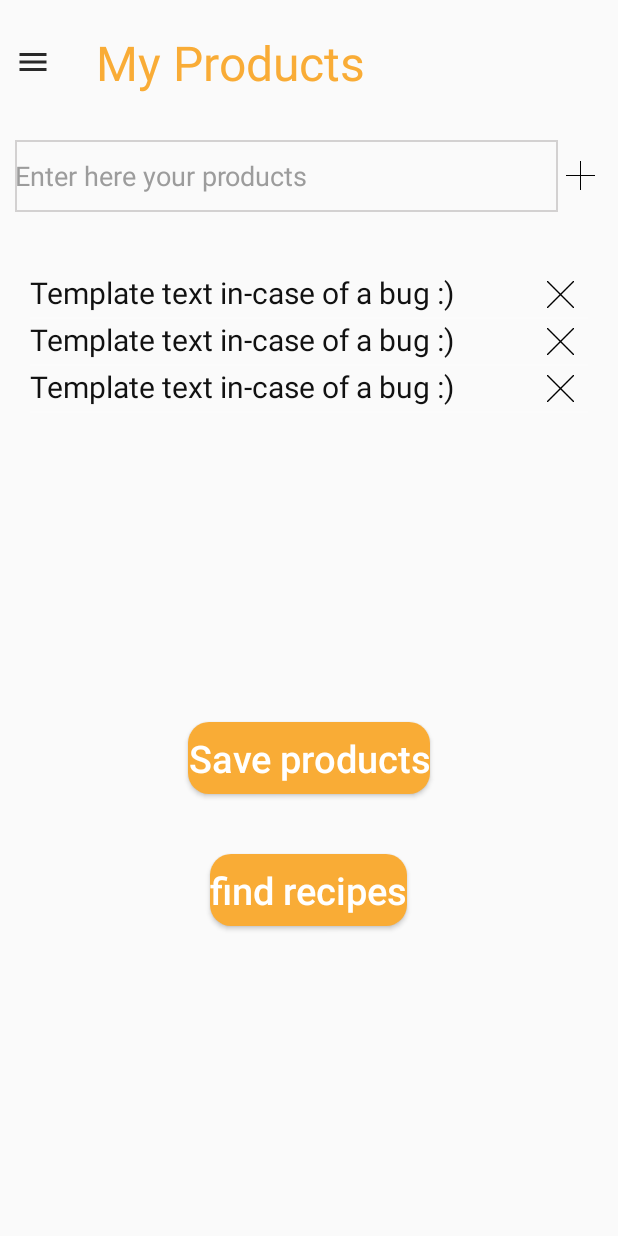
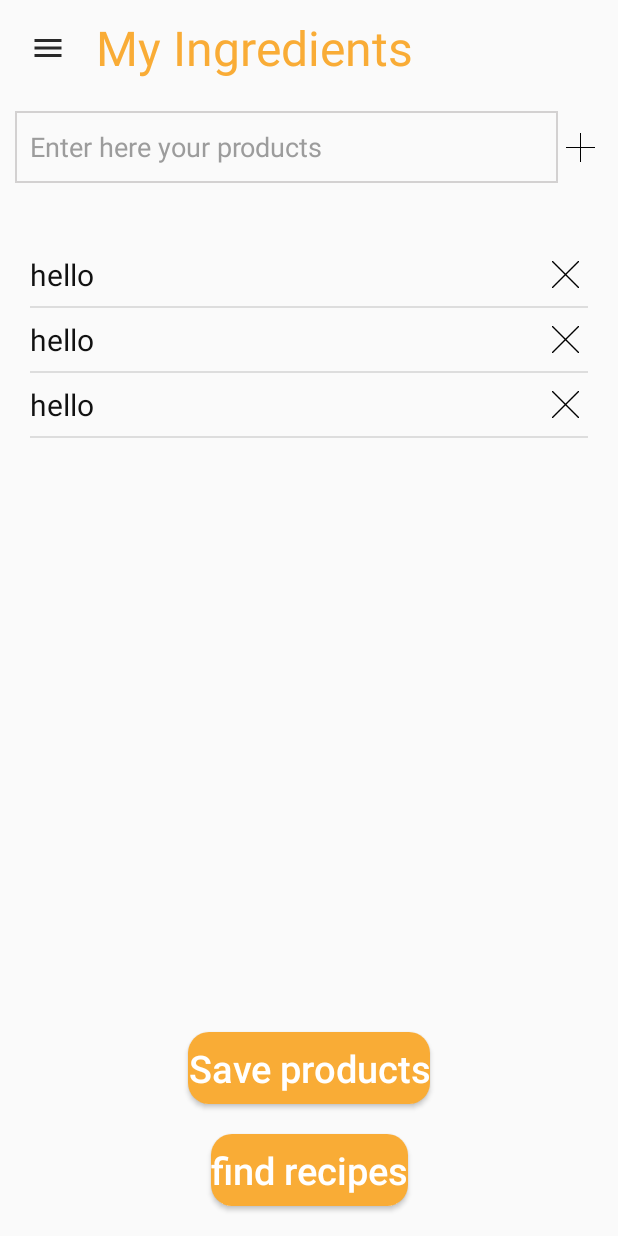
Before and after one commit to shanirfrid/CookingApp, an Android app: the layout activity_consumers.xml on its own in the app's theme, with its tools: preview values and no code run, on a phone screen of 412 x 824 dp. Run offline under Robolectric (Android 15) with nearby library versions, the phone set to English and light mode, and no system bars.

Commit message:
feat[My Ingredients]: Fix UI

```diff
--- a/app/src/main/AndroidManifest.xml
+++ b/app/src/main/AndroidManifest.xml
@@ -40,7 +40,8 @@
         <activity android:name=".Timer"
             android:screenOrientation="portrait" />
         <activity android:name=".Consumers"
-            android:screenOrientation="portrait" />
+            android:screenOrientation="portrait"
+            android:windowSoftInputMode="adjustPan" />
         <activity android:name=".Admin.AddDetailsOnRecipeAdmin"
             android:screenOrientation="portrait" />
         <activity android:name=".Admin.AdminListOfRecipes"
--- a/app/src/main/java/com/example/shanir/cookingappofshanir/Consumers.java
+++ b/app/src/main/java/com/example/shanir/cookingappofshanir/Consumers.java
@@ -4,7 +4,6 @@ import android.app.AlertDialog;
 import android.content.Context;
 import android.content.DialogInterface;
 import android.content.Intent;
-import android.media.Image;
 import android.support.annotation.NonNull;
 import android.support.design.widget.NavigationView;
 import android.support.v4.widget.DrawerLayout;
@@ -13,7 +12,6 @@ import android.os.Bundle;
 import android.view.Gravity;
 import android.view.View;
 import android.view.ViewGroup;
-import android.widget.AdapterView;
 import android.widget.ArrayAdapter;
 import android.widget.Button;
 import android.widget.EditText;
@@ -23,10 +21,7 @@ import android.widget.TextView;
 import android.widget.Toast;
 
 import com.example.shanir.cookingappofshanir.Admin.General;
-import com.example.shanir.cookingappofshanir.classs.Adapter;
 import com.example.shanir.cookingappofshanir.classs.Navigation;
-import com.example.shanir.cookingappofshanir.classs.ProductListAdapter;
-import com.example.shanir.cookingappofshanir.classs.RecipeListAdapter;
 import com.example.shanir.cookingappofshanir.classs.UserItems;
 import com.google.firebase.auth.FirebaseAuth;
 import com.google.firebase.database.DataSnapshot;
@@ -62,7 +57,7 @@ public class Consumers extends AppCompatActivity implements View.OnClickListener
         btsave = (Button) findViewById(R.id.btsaveconsumers);
         btrecipelist = (Button) findViewById(R.id.btmovetorecipelist);
         imageViewadd = (ImageView) findViewById(R.id.ivconsumersadd);
-        mRightArrowImageView = (ImageView) findViewById(R.id.right_arrow_image_view);
+        mRightArrowImageView = (ImageView) findViewById(R.id.menu_image_view);
         imageViewadd.setOnClickListener(this);
 
         listView = (ListView) findViewById(R.id.listviewconsumers);
--- a/app/src/main/res/layout/activity_consumers.xml
+++ b/app/src/main/res/layout/activity_consumers.xml
@@ -10,102 +10,118 @@
     android:orientation="vertical"
     tools:context="com.example.shanir.cookingappofshanir.Consumers">
 
-    <LinearLayout
+    <android.support.constraint.ConstraintLayout
         android:layout_width="match_parent"
         android:layout_height="match_parent"
         android:orientation="vertical">
 
         <LinearLayout
+            android:id="@+id/my_ingredients_header_layout"
             android:layout_width="match_parent"
             android:layout_height="wrap_content"
-            android:orientation="horizontal">
-
+            app:layout_constraintTop_toTopOf="parent">
 
             <ImageView
-                android:id="@+id/right_arrow_image_view"
+                android:id="@+id/menu_image_view"
                 android:layout_width="wrap_content"
                 android:layout_height="wrap_content"
                 android:layout_gravity="center"
-                android:padding="10dp"
-                android:src="@drawable/ic_menu"/>
+                android:padding="20dp"
+                android:src="@drawable/ic_menu" />
 
             <TextView
-
                 android:id="@+id/tvheadconsumers"
-                android:layout_width="match_parent"
+                android:layout_width="wrap_content"
                 android:layout_height="wrap_content"
-                android:padding="20dp"
                 android:layout_gravity="center"
-                android:text="My Products"
+                android:text="My Ingredients"
                 android:textColor="#F9AC36"
                 android:textSize="32sp" />
+
         </LinearLayout>
 
-        <LinearLayout
+        <android.support.constraint.ConstraintLayout
+            android:id="@+id/enter_ingredients_layout"
             android:layout_width="match_parent"
             android:layout_height="wrap_content"
             android:layout_gravity="center"
             android:layout_marginLeft="10dp"
             android:layout_marginTop="10dp"
             android:layout_marginRight="10dp"
-            android:orientation="horizontal">
+            app:layout_constraintTop_toBottomOf="@id/my_ingredients_header_layout">
 
             <EditText
                 android:id="@+id/etwriteconsumers"
-                android:layout_width="wrap_content"
+                android:layout_width="0dp"
                 android:layout_height="48dp"
-                android:layout_weight="5"
                 android:background="@drawable/edit_text_design"
                 android:hint="Enter here your products"
                 android:inputType="text"
+                android:paddingStart="10dp"
                 android:textColor="#000000"
-                android:textColorHint="#9C9C9C" />
+                android:textColorHint="#9C9C9C"
+                app:layout_constraintBottom_toBottomOf="parent"
+                app:layout_constraintEnd_toStartOf="@id/ivconsumersadd"
+                app:layout_constraintStart_toStartOf="parent"
+                app:layout_constraintTop_toTopOf="parent" />
 
             <ImageView
                 android:id="@+id/ivconsumersadd"
                 android:layout_width="30dp"
                 android:layout_height="30dp"
                 android:layout_gravity="center"
-                android:background="@drawable/plus" />
+                android:background="@drawable/plus"
+                app:layout_constraintBottom_toBottomOf="parent"
+                app:layout_constraintEnd_toEndOf="parent"
+                app:layout_constraintTop_toTopOf="parent" />
 
-        </LinearLayout>
+        </android.support.constraint.ConstraintLayout>
+
         <ListView
             android:id="@+id/listviewconsumers"
             android:layout_width="match_parent"
-            android:layout_height="300dp"
-            android:layout_gravity="right"
+            android:layout_height="0dp"
+            android:layout_marginTop="20dp"
+            android:divider="#ddd"
+            android:dividerHeight="1dp"
             android:padding="20dp"
-            android:layout_marginTop="20dp"
-            tools:listitem="@layout/product_item_list">
-
-        </ListView>
-
+            app:layout_constraintBottom_toTopOf="@id/btsaveconsumers"
+            app:layout_constraintEnd_toEndOf="parent"
+            app:layout_constraintStart_toStartOf="parent"
+            app:layout_constraintTop_toBottomOf="@id/enter_ingredients_layout"
+            tools:listitem="@layout/product_item_list" />
 
         <Button
             android:id="@+id/btsaveconsumers"
             android:layout_width="wrap_content"
+            android:layout_height="wrap_content"
             android:layout_gravity="center"
-                android:layout_height="wrap_content"
             android:layout_margin="20dp"
             android:background="@drawable/button_design"
             android:text="Save products"
             android:textAllCaps="false"
             android:textColor="#FFFFFF"
-                android:textSize="25sp" />
+            android:textSize="25sp"
+            app:layout_constraintBottom_toTopOf="@id/btmovetorecipelist"
+            app:layout_constraintEnd_toEndOf="parent"
+            app:layout_constraintStart_toStartOf="parent" />
 
         <Button
             android:id="@+id/btmovetorecipelist"
             android:layout_width="wrap_content"
             android:layout_height="wrap_content"
+            android:layout_gravity="center"
             android:layout_margin="20dp"
-                android:layout_gravity="center"
             android:background="@drawable/button_design"
             android:text="find recipes"
             android:textAllCaps="false"
             android:textColor="#FFFFFF"
-                android:textSize="25sp" />
+            android:textSize="25sp"
+            app:layout_constraintBottom_toBottomOf="parent"
+            app:layout_constraintEnd_toEndOf="parent"
+            app:layout_constraintStart_toStartOf="parent" />
 
-    </LinearLayout>
+    </android.support.constraint.ConstraintLayout>
 
     <android.support.design.widget.NavigationView
         android:id="@+id/navigation_menu"
--- a/app/src/main/res/layout/product_item_list.xml
+++ b/app/src/main/res/layout/product_item_list.xml
@@ -1,28 +1,37 @@
 <?xml version="1.0" encoding="utf-8"?>
-<LinearLayout xmlns:android="http://schemas.android.com/apk/res/android"
+<android.support.constraint.ConstraintLayout xmlns:android="http://schemas.android.com/apk/res/android"
+    xmlns:app="http://schemas.android.com/apk/res-auto"
     android:layout_width="match_parent"
     android:layout_height="wrap_content"
-    android:layout_margin="20dp"
+    android:background="#FAFAFA"
     android:orientation="horizontal">
 
     <TextView
         android:id="@+id/product_name"
-        android:layout_width="wrap_content"
-        android:layout_height="wrap_content"
-        android:layout_weight="8"
-        android:text="Template text in-case of a bug :)"
+        android:layout_width="0dp"
+        android:layout_height="42dp"
+        android:text="hello"
+        android:gravity="center_vertical"
         android:textColor="#111"
-        android:textSize="20sp">
-
-    </TextView>
+        android:maxLines="1"
+        android:textDirection="ltr"
+        android:ellipsize="end"
+        android:textSize="20sp"
+        app:layout_constraintBottom_toBottomOf="parent"
+        app:layout_constraintEnd_toStartOf="@id/delete_product_image_view"
+        app:layout_constraintStart_toStartOf="parent"
+        app:layout_constraintTop_toTopOf="parent" />
 
     <ImageView
         android:id="@+id/delete_product_image_view"
         android:layout_width="30dp"
         android:layout_height="30dp"
-        android:layout_weight="1"
-        android:src="@drawable/ic_delete">
+        android:src="@drawable/ic_delete"
+        app:layout_constraintBottom_toBottomOf="parent"
+        app:layout_constraintEnd_toEndOf="parent"
+        app:layout_constraintStart_toEndOf="@id/product_name"
+        app:layout_constraintTop_toTopOf="parent"
+        android:clickable="true"/>
 
-    </ImageView>
 
-</LinearLayout>
+</android.support.constraint.ConstraintLayout>
```
Lines whose indentation alone changed are shown as unchanged.
